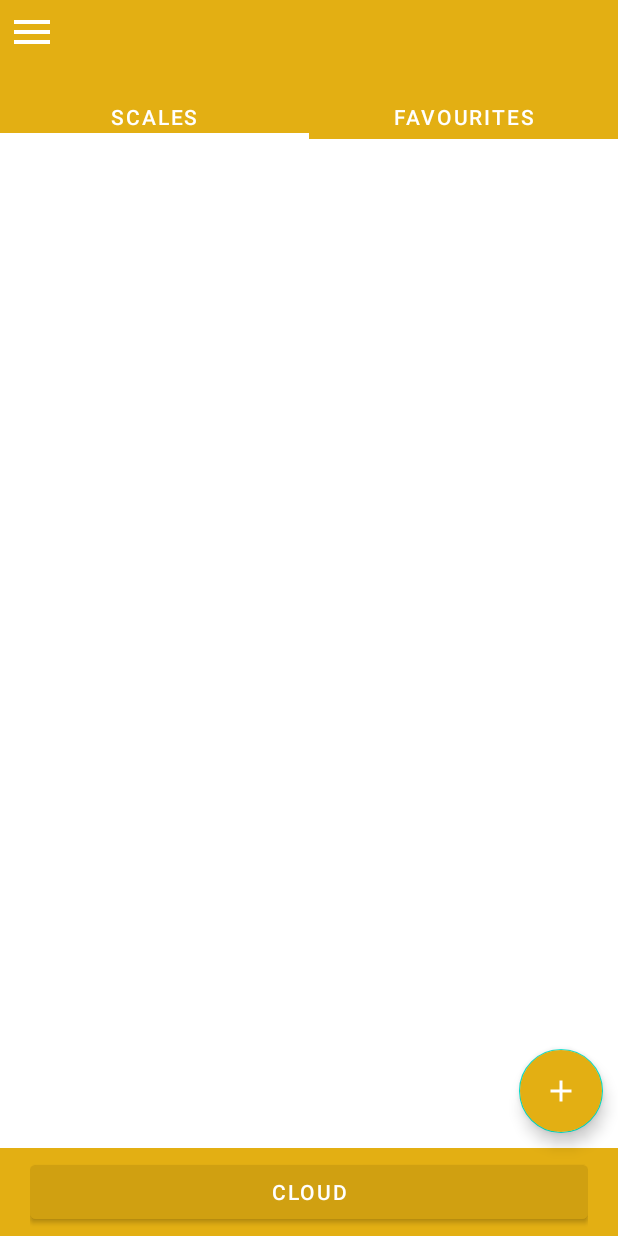
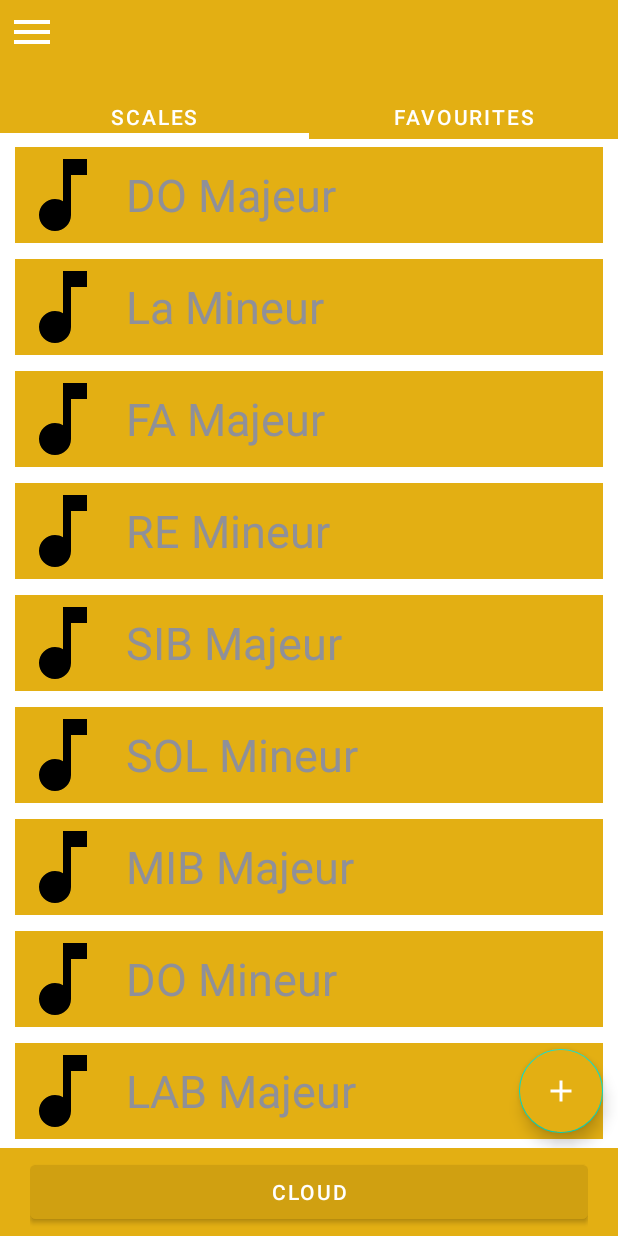
Before and after one commit to enteraname74/Transposer, an Android app: the screen it shows after launch (MainActivity), on a phone screen of 412 x 824 dp. Run offline under Robolectric (Android 15) with nearby library versions, the phone set to English and light mode, and no system bars.

Commit message:
Add navigationMenu, recyclerView and tabLayout

```diff
--- a/app/build.gradle
+++ b/app/build.gradle
@@ -33,8 +33,8 @@ android {
 
 dependencies {
 
-    implementation 'androidx.core:core-ktx:1.7.0'
-    implementation 'androidx.appcompat:appcompat:1.5.1'
+    implementation 'androidx.core:core-ktx:1.8.0'
+    implementation 'androidx.appcompat:appcompat:1.5.0'
     implementation 'com.google.android.material:material:1.6.1'
     implementation 'androidx.constraintlayout:constraintlayout:2.1.4'
     testImplementation 'junit:junit:4.13.2'
--- a/app/src/main/AndroidManifest.xml
+++ b/app/src/main/AndroidManifest.xml
@@ -14,10 +14,10 @@
         android:theme="@style/Theme.Transposer"
         tools:targetApi="31">
         <activity
-            android:name=".CloudActivity"
+            android:name=".activities.CloudActivity"
             android:exported="false" />
         <activity
-            android:name=".MainActivity"
+            android:name=".activities.MainActivity"
             android:exported="true">
             <intent-filter>
                 <action android:name="android.intent.action.MAIN" />
--- a/app/src/main/java/com/github/enteraname74/transposer/MainActivity.kt
+++ /dev/null
@@ -1,21 +0,0 @@
-package com.github.enteraname74.transposer
-
-import android.content.Intent
-import androidx.appcompat.app.AppCompatActivity
-import android.os.Bundle
-import android.widget.Button
-
-class MainActivity : AppCompatActivity() {
-    override fun onCreate(savedInstanceState: Bundle?) {
-        super.onCreate(savedInstanceState)
-        setContentView(R.layout.activity_main)
-
-        findViewById<Button>(R.id.cloud_button).setOnClickListener { toCloudActivity() }
-
-    }
-
-    private fun toCloudActivity(){
-        val intent = Intent(this,CloudActivity::class.java)
-        startActivity(intent)
-    }
-}
--- a/app/src/main/java/com/github/enteraname74/transposer/CloudActivity.kt
+++ b/app/src/main/java/com/github/enteraname74/transposer/activities/CloudActivity.kt
@@ -1,7 +1,8 @@
-package com.github.enteraname74.transposer
+package com.github.enteraname74.transposer.activities
 
 import androidx.appcompat.app.AppCompatActivity
 import android.os.Bundle
+import com.github.enteraname74.transposer.R
 
 class CloudActivity : AppCompatActivity() {
     override fun onCreate(savedInstanceState: Bundle?) {
--- /dev/null
+++ b/app/src/main/java/com/github/enteraname74/transposer/activities/MainActivity.kt
@@ -0,0 +1,61 @@
+package com.github.enteraname74.transposer.activities
+
+import android.content.Intent
+import android.content.res.Resources
+import androidx.appcompat.app.AppCompatActivity
+import android.os.Bundle
+import android.util.Log
+import android.view.MenuItem
+import android.widget.Button
+import android.widget.ImageView
+import androidx.core.view.GravityCompat
+import androidx.drawerlayout.widget.DrawerLayout
+import androidx.viewpager2.widget.ViewPager2
+import com.github.enteraname74.transposer.R
+import com.github.enteraname74.transposer.adapters.VpAdapter
+import com.google.android.material.navigation.NavigationView
+import com.google.android.material.tabs.TabLayout
+import com.google.android.material.tabs.TabLayoutMediator
+
+class MainActivity : AppCompatActivity(), NavigationView.OnNavigationItemSelectedListener {
+    override fun onCreate(savedInstanceState: Bundle?) {
+        super.onCreate(savedInstanceState)
+        setContentView(R.layout.activity_main)
+
+        findViewById<Button>(R.id.cloud_button).setOnClickListener { toCloudActivity() }
+
+        val drawerLayout = findViewById<DrawerLayout>(R.id.drawer_layout)
+        val openMenu = findViewById<ImageView>(R.id.menu_image)
+        val navigationView = findViewById<NavigationView>(R.id.navigation_view)
+        navigationView.setNavigationItemSelectedListener(this)
+
+        openMenu.setOnClickListener { openNavigationMenu(drawerLayout) }
+
+        val viewPager = findViewById<ViewPager2>(R.id.view_pager)
+        val tabLayout = findViewById<TabLayout>(R.id.tab_layout)
+        viewPager.adapter = VpAdapter(this)
+
+        TabLayoutMediator(tabLayout, viewPager){tab, index ->
+            Log.d("INFOS", tab.toString())
+            Log.d("INFOS", index.toString())
+            tab.text = when(index){
+                0 -> {resources.getString(R.string.scales)}
+                1 -> {resources.getString(R.string.favourites)}
+                else -> { throw Resources.NotFoundException("Position not found")}
+            }
+        }.attach()
+    }
+
+    private fun toCloudActivity(){
+        val intent = Intent(this, CloudActivity::class.java)
+        startActivity(intent)
+    }
+
+    private fun openNavigationMenu(drawerLayout : DrawerLayout){
+        drawerLayout.openDrawer(GravityCompat.START)
+    }
+
+    override fun onNavigationItemSelected(item: MenuItem): Boolean {
+        return true
+    }
+}
--- /dev/null
+++ b/app/src/main/java/com/github/enteraname74/transposer/adapters/ScalesList.kt
@@ -0,0 +1,53 @@
+package com.github.enteraname74.transposer.adapters
+
+import android.content.Context
+import android.view.*
+import android.widget.TextView
+import androidx.recyclerview.widget.RecyclerView
+import com.github.enteraname74.transposer.R
+import com.github.enteraname74.transposer.classes.AppData
+import com.github.enteraname74.transposer.classes.Scale
+import java.io.Serializable
+
+// Classe permettant de représenter une liste de musiques :
+data class ScalesList(
+    private val context : Context,
+    private val scaleListener : OnScaleListener
+    ) : RecyclerView.Adapter<ScalesList.ScaleViewHolder>(), Serializable {
+
+    class ScaleViewHolder(itemView: View, private var onScaleListener: OnScaleListener) :
+        RecyclerView.ViewHolder(itemView), View.OnClickListener {
+
+        val scaleName: TextView = itemView.findViewById(R.id.scale_name)
+        init {
+            super.itemView
+            itemView.setOnClickListener(this)
+        }
+
+        override fun onClick(v: View?) {
+            this.onScaleListener.onScaleClick(adapterPosition)
+        }
+    }
+
+    override fun onCreateViewHolder(parent: ViewGroup, viewType: Int): ScaleViewHolder {
+        return ScaleViewHolder(
+            LayoutInflater.from(context).inflate(
+                R.layout.scale_layout,
+                parent,
+                false
+            ), scaleListener
+        )
+    }
+
+    override fun onBindViewHolder(holder: ScaleViewHolder, position: Int) {
+        holder.scaleName.text = AppData.scalesList[position].scaleName
+    }
+
+    override fun getItemCount(): Int {
+        return AppData.scalesList.size
+    }
+
+    interface OnScaleListener {
+        fun onScaleClick(position: Int)
+    }
+}
--- /dev/null
+++ b/app/src/main/java/com/github/enteraname74/transposer/adapters/VpAdapter.kt
@@ -0,0 +1,21 @@
+package com.github.enteraname74.transposer.adapters
+
+import android.content.res.Resources
+import androidx.fragment.app.Fragment
+import androidx.fragment.app.FragmentActivity
+import androidx.viewpager2.adapter.FragmentStateAdapter
+import com.github.enteraname74.transposer.fragments.FavouritesFragment
+import com.github.enteraname74.transposer.fragments.ScalesFragment
+
+class VpAdapter(fragmentActivity: FragmentActivity) : FragmentStateAdapter(fragmentActivity) {
+
+    override fun getItemCount() = 2
+
+    override fun createFragment(position: Int): Fragment {
+        return when(position){
+            0 -> { ScalesFragment() }
+            1 -> { FavouritesFragment() }
+            else -> { throw Resources.NotFoundException("Position not found")}
+        }
+    }
+}
--- /dev/null
+++ b/app/src/main/java/com/github/enteraname74/transposer/classes/AppData.kt
@@ -0,0 +1,20 @@
+package com.github.enteraname74.transposer.classes
+
+import kotlin.collections.ArrayList
+
+class AppData {
+    companion object {
+        val scalesList = ArrayList<Scale>(listOf(
+            Scale("DO Majeur", ArrayList(listOf("DO","RE","MI","FA","SOL","LA","SI","DO"))),
+            Scale("La Mineur", ArrayList(listOf("DO","RE","MI","FA","SOL","LA","SI","DO"))),
+            Scale("FA Majeur", ArrayList(listOf("DO","RE","MI","FA","SOL","LA#","SI","DO"))),
+            Scale("RE Mineur", ArrayList(listOf("DO","RE","MI","FA","SOL","LA#","SI","DO"))),
+            Scale("SIB Majeur", ArrayList(listOf("DO","RE#","MI","FA","SOL","LA#","SI","DO"))),
+            Scale("SOL Mineur", ArrayList(listOf("DO","RE#","MI","FA","SOL","LA#","SI","DO"))),
+            Scale("MIB Majeur", ArrayList(listOf("DO","RE#","MI","FA","SOL#","LA#","SI","DO"))),
+            Scale("DO Mineur", ArrayList(listOf("DO","RE#","MI","FA","SOL#","LA#","SI","DO"))),
+            Scale("LAB Majeur", ArrayList(listOf("DO#","RE#","MI","FA","SOL#","LA#","SI","DO#"))),
+            Scale("FA Majeur", ArrayList(listOf("DO#","RE#","MI","FA","SOL#","LA#","SI","DO#"))))
+        )
+    }
+}
--- /dev/null
+++ b/app/src/main/java/com/github/enteraname74/transposer/classes/Scale.kt
@@ -0,0 +1,7 @@
+package com.github.enteraname74.transposer.classes
+
+class Scale(
+    var scaleName : String,
+    var scaleList : ArrayList<String>
+) {
+}
--- /dev/null
+++ b/app/src/main/java/com/github/enteraname74/transposer/fragments/FavouritesFragment.kt
@@ -0,0 +1,60 @@
+package com.github.enteraname74.transposer.fragments
+
+import android.os.Bundle
+import androidx.fragment.app.Fragment
+import android.view.LayoutInflater
+import android.view.View
+import android.view.ViewGroup
+import com.github.enteraname74.transposer.R
+
+// TODO: Rename parameter arguments, choose names that match
+// the fragment initialization parameters, e.g. ARG_ITEM_NUMBER
+private const val ARG_PARAM1 = "param1"
+private const val ARG_PARAM2 = "param2"
+
+/**
+ * A simple [Fragment] subclass.
+ * Use the [FavouritesFragment.newInstance] factory method to
+ * create an instance of this fragment.
+ */
+class FavouritesFragment : Fragment() {
+    // TODO: Rename and change types of parameters
+    private var param1: String? = null
+    private var param2: String? = null
+
+    override fun onCreate(savedInstanceState: Bundle?) {
+        super.onCreate(savedInstanceState)
+        arguments?.let {
+            param1 = it.getString(ARG_PARAM1)
+            param2 = it.getString(ARG_PARAM2)
+        }
+    }
+
+    override fun onCreateView(
+        inflater: LayoutInflater, container: ViewGroup?,
+        savedInstanceState: Bundle?
+    ): View? {
+        // Inflate the layout for this fragment
+        return inflater.inflate(R.layout.fragment_favourites, container, false)
+    }
+
+    companion object {
+        /**
+         * Use this factory method to create a new instance of
+         * this fragment using the provided parameters.
+         *
+         * @param param1 Parameter 1.
+         * @param param2 Parameter 2.
+         * @return A new instance of fragment FavouritesFragment.
+         */
+        // TODO: Rename and change types and number of parameters
+        @JvmStatic
+        fun newInstance(param1: String, param2: String) =
+            FavouritesFragment().apply {
+                arguments = Bundle().apply {
+                    putString(ARG_PARAM1, param1)
+                    putString(ARG_PARAM2, param2)
+                }
+            }
+    }
+}
--- /dev/null
+++ b/app/src/main/java/com/github/enteraname74/transposer/fragments/ScalesFragment.kt
@@ -0,0 +1,37 @@
+package com.github.enteraname74.transposer.fragments
+
+import android.content.Context
+import android.os.Bundle
+import androidx.fragment.app.Fragment
+import android.view.LayoutInflater
+import android.view.View
+import android.view.ViewGroup
+import androidx.recyclerview.widget.RecyclerView
+import com.github.enteraname74.transposer.R
+import com.github.enteraname74.transposer.adapters.ScalesList
+import com.github.enteraname74.transposer.classes.Scale
+
+class ScalesFragment : Fragment(), ScalesList.OnScaleListener {
+    private lateinit var recyclerView : RecyclerView
+    private lateinit var adapter : ScalesList
+
+    override fun onCreate(savedInstanceState: Bundle?) {
+        super.onCreate(savedInstanceState)
+        adapter = ScalesList(activity?.applicationContext as Context, this)
+    }
+
+    override fun onCreateView(
+        inflater: LayoutInflater, container: ViewGroup?,
+        savedInstanceState: Bundle?
+    ): View? {
+        val view = inflater.inflate(R.layout.fragment_scales, container, false)
+
+        recyclerView = view.findViewById(R.id.scales_recycler_view)
+        recyclerView.adapter = adapter
+
+        return view
+    }
+
+    override fun onScaleClick(position: Int) {
+    }
+}
--- /dev/null
+++ b/app/src/main/res/drawable/ic_music_note.xml
@@ -0,0 +1,5 @@
+<vector android:height="24dp" android:tint="#000000"
+    android:viewportHeight="24" android:viewportWidth="24"
+    android:width="24dp" xmlns:android="http://schemas.android.com/apk/res/android">
+    <path android:fillColor="@android:color/white" android:pathData="M12,3v10.55c-0.59,-0.34 -1.27,-0.55 -2,-0.55 -2.21,0 -4,1.79 -4,4s1.79,4 4,4 4,-1.79 4,-4V7h4V3h-6z"/>
+</vector>
--- a/app/src/main/res/layout/activity_cloud.xml
+++ b/app/src/main/res/layout/activity_cloud.xml
@@ -4,6 +4,6 @@
     xmlns:tools="http://schemas.android.com/tools"
     android:layout_width="match_parent"
     android:layout_height="match_parent"
-    tools:context=".CloudActivity">
+    tools:context=".activities.CloudActivity">
 
 </androidx.constraintlayout.widget.ConstraintLayout>
--- a/app/src/main/res/layout/activity_main.xml
+++ b/app/src/main/res/layout/activity_main.xml
@@ -1,6 +1,12 @@
 <?xml version="1.0" encoding="utf-8"?>
-<LinearLayout xmlns:android="http://schemas.android.com/apk/res/android"
+<androidx.drawerlayout.widget.DrawerLayout xmlns:android="http://schemas.android.com/apk/res/android"
     xmlns:app="http://schemas.android.com/apk/res-auto"
+    android:id="@+id/drawer_layout"
+    android:layout_width="match_parent"
+    android:layout_height="match_parent"
+    android:orientation="vertical">
+
+    <LinearLayout
         android:layout_width="match_parent"
         android:layout_height="match_parent"
         android:orientation="vertical">
@@ -47,11 +53,15 @@
 
         </com.google.android.material.tabs.TabLayout>
 
+        <FrameLayout
+            android:layout_width="match_parent"
+            android:layout_height="0dp"
+            android:layout_weight="1">
+
             <androidx.viewpager2.widget.ViewPager2
                 android:id="@+id/view_pager"
-        android:layout_width="match_parent"
-        android:layout_weight="1"
-        android:layout_height="0dp">
+                android:layout_height="match_parent"
+                android:layout_width="match_parent">
 
             </androidx.viewpager2.widget.ViewPager2>
 
@@ -60,11 +70,12 @@
                 android:contentDescription="@string/add_button"
                 android:layout_width="wrap_content"
                 android:layout_height="wrap_content"
-        android:layout_gravity="end"
+                android:layout_gravity="bottom|end"
                 android:layout_margin="10dp"
                 android:backgroundTint="@color/primary_color"
                 android:src="@drawable/ic_add"
                 app:tint="@color/white"/>
+        </FrameLayout>
 
         <LinearLayout
             android:layout_width="match_parent"
@@ -83,5 +94,16 @@
                 android:backgroundTint="@color/secondary_color"/>
 
         </LinearLayout>
+    </LinearLayout>
 
-</LinearLayout>
+    <com.google.android.material.navigation.NavigationView
+        android:id="@+id/navigation_view"
+        app:menu="@menu/navigation_menu"
+        android:layout_width="wrap_content"
+        android:layout_height="match_parent"
+        android:layout_gravity="start"
+        android:background="@color/primary_color">
+
+    </com.google.android.material.navigation.NavigationView>
+
+</androidx.drawerlayout.widget.DrawerLayout>
--- /dev/null
+++ b/app/src/main/res/layout/fragment_favourites.xml
@@ -0,0 +1,12 @@
+<?xml version="1.0" encoding="utf-8"?>
+<FrameLayout xmlns:android="http://schemas.android.com/apk/res/android"
+    xmlns:tools="http://schemas.android.com/tools"
+    android:layout_width="match_parent"
+    android:layout_height="match_parent"
+    tools:context=".fragments.FavouritesFragment">
+    <TextView
+        android:layout_width="match_parent"
+        android:layout_height="match_parent"
+        android:text="@string/todo_favourites" />
+
+</FrameLayout>
--- /dev/null
+++ b/app/src/main/res/layout/fragment_scales.xml
@@ -0,0 +1,16 @@
+<?xml version="1.0" encoding="utf-8"?>
+<FrameLayout xmlns:android="http://schemas.android.com/apk/res/android"
+    xmlns:tools="http://schemas.android.com/tools"
+    android:layout_width="match_parent"
+    android:layout_height="match_parent"
+    xmlns:app="http://schemas.android.com/apk/res-auto"
+    tools:context=".fragments.ScalesFragment">
+
+    <androidx.recyclerview.widget.RecyclerView
+        android:id="@+id/scales_recycler_view"
+        android:layout_width="match_parent"
+        android:layout_height="match_parent"
+        android:background="@color/white"
+        android:visibility="visible"
+        app:layoutManager="androidx.recyclerview.widget.LinearLayoutManager"/>
+</FrameLayout>
--- /dev/null
+++ b/app/src/main/res/layout/scale_layout.xml
@@ -0,0 +1,27 @@
+<?xml version="1.0" encoding="utf-8"?>
+<LinearLayout xmlns:android="http://schemas.android.com/apk/res/android"
+    android:layout_width="match_parent"
+    android:layout_height="wrap_content"
+    android:layout_marginStart="10dp"
+    android:layout_marginEnd="10dp"
+    android:layout_marginTop="5dp"
+    android:layout_marginBottom="5dp"
+    android:orientation="horizontal"
+    android:gravity="center_vertical"
+    android:background="@color/primary_color">
+
+    <ImageView
+        android:layout_width="64dp"
+        android:layout_height="64dp"
+        android:src="@drawable/ic_music_note"
+        android:contentDescription="@string/scale_logo"/>
+
+        <TextView
+            android:id="@+id/scale_name"
+            android:layout_marginStart="10dp"
+            android:textSize="30sp"
+            android:layout_width="wrap_content"
+            android:layout_height="wrap_content"
+            android:text="@string/scale_name"/>
+
+</LinearLayout>
--- a/app/src/main/res/values/strings.xml
+++ b/app/src/main/res/values/strings.xml
@@ -6,4 +6,9 @@
     <string name="cloud">CLOUD</string>
     <string name="add_button">Add button</string>
     <string name="settings">Settings</string>
+    <string name="scale_logo">scale logo</string>
+    <string name="scale_name">Scale Name</string>
+    <!-- TODO: Remove or change this placeholder text -->
+    <string name="hello_blank_fragment">Hello blank fragment</string>
+    <string name="todo_favourites">TODO FAVOURITES</string>
 </resources>
```
Lines whose indentation alone changed are shown as unchanged.
